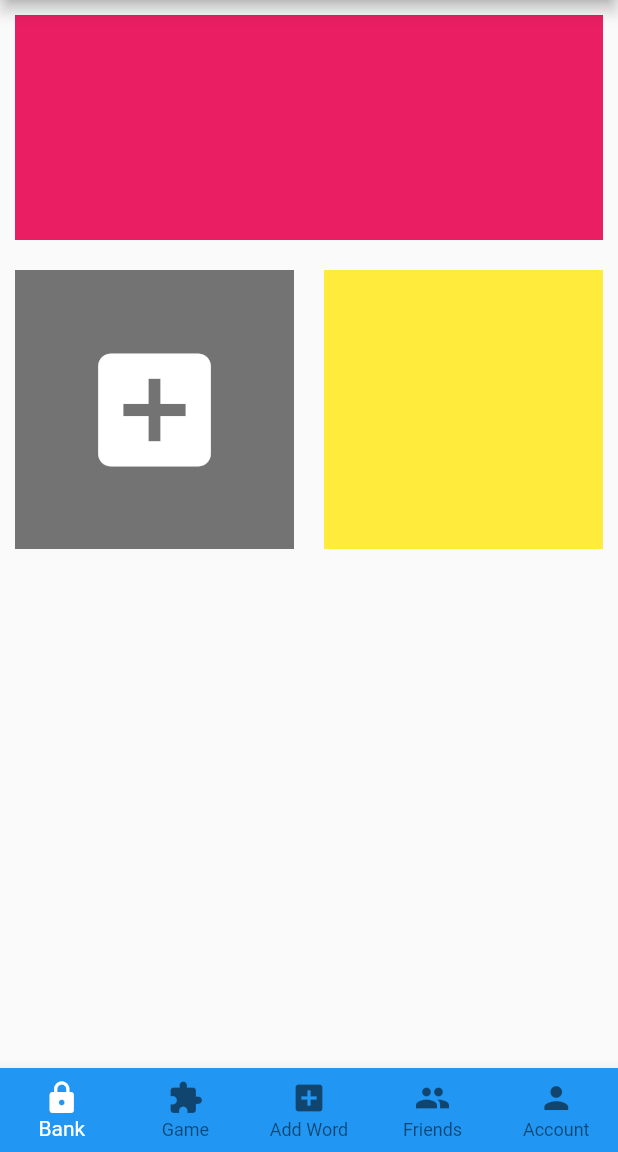
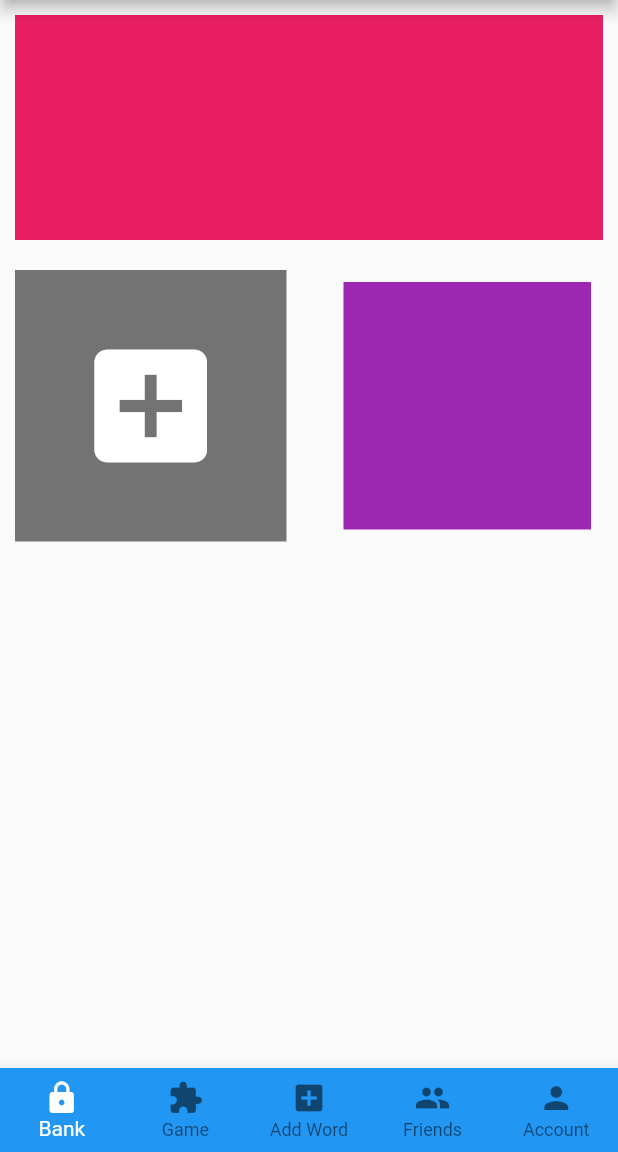
Before and after one commit to abassey/vocabify, a Flutter app: the screen it shows after launch, after a tap on the "add box" icon, on a phone screen of 412 x 824 dp, the part 84-1236 px from its top. Run offline on Flutter 3.47's test engine with Material 2 defaults, Android fonts, the phone set to English and light mode, and no system bars.

Commit message:
add to gridview working correctly, restarting app however clears all added containers

```diff
--- a/lib/main.dart
+++ b/lib/main.dart
@@ -52,6 +52,14 @@ class MyApp extends StatelessWidget {
   }
 }
 
+class HomeScreen extends StatefulWidget {
+  const HomeScreen({Key? key}) : super(key: key);
+
+  @override
+  State<HomeScreen> createState() => _HomeScreenState();
+}
+
+class _HomeScreenState extends State<HomeScreen> {
   List<Widget> gridChild = [
     Stack(
       children: [
@@ -63,46 +71,42 @@ List<Widget> gridChild = [
             color: Colors.black54,
           ),
         ),
-      Positioned.fill(
-        child: GestureDetector(
-          onTap: () {
-            print("add vault tapped");
-            //addToGrid();
-          },
-          child: const Icon(
+        const Positioned.fill(
+          child: Icon(
             Icons.add_box,
             size: 100,
             color: Colors.white,
           ),
         ),
-      ),
       ],
-  ),
-  Container(
-    margin: const EdgeInsets.all(10.0),
-    width: 30.0,
-    height: 50.0,
-    color: Colors.yellow,
     ),
   ];
 
-class HomeScreen extends StatefulWidget {
-  const HomeScreen({Key? key}) : super(key: key);
-
-  @override
-  State<HomeScreen> createState() => _HomeScreenState();
-}
-
-class _HomeScreenState extends State<HomeScreen> {
   void addToGrid() {
     setState(() {
-      gridChild.add(Container(
+      gridChild.add(Padding(
+        padding: const EdgeInsets.all(10.0),
+        child: GestureDetector(
+          onTap: () {
+            print("new vault to access tapped");
+          },
+          child: Container(
             margin: const EdgeInsets.all(8.0),
             width: 30.0,
             height: 50.0,
             color: Colors.purple,
+          ),
+        ),
       ));
     });
+  }
+
+  void tapped(int index) {
+    if (index == 0) {
+      addToGrid();
+    } else {
+      print("other vault to be accessed");
+    }
   }
 
   @override
@@ -126,10 +130,17 @@ class _HomeScreenState extends State<HomeScreen> {
           ),
         ),
         Expanded(
-          child: GridView.count(
+          child: GridView.builder(
+            itemCount: gridChild.length,
+            gridDelegate: const SliverGridDelegateWithFixedCrossAxisCount(
               crossAxisCount: 2,
-            children:
-                List.generate(gridChild.length, (index) => gridChild[index]),
+              mainAxisSpacing: 20,
+              crossAxisSpacing: 10,
+            ),
+            itemBuilder: (context, index) => GestureDetector(
+              onTap: () => tapped(index),
+              child: gridChild[index],
+            ),
           ),
         )
       ],
```
Also changed, not shown: 12 other files. Lines whose indentation alone changed are shown as unchanged.
